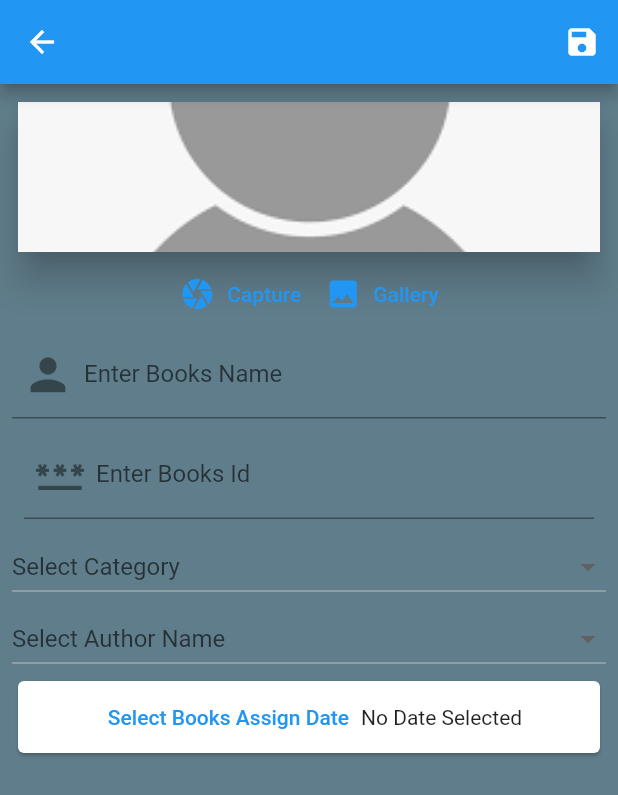
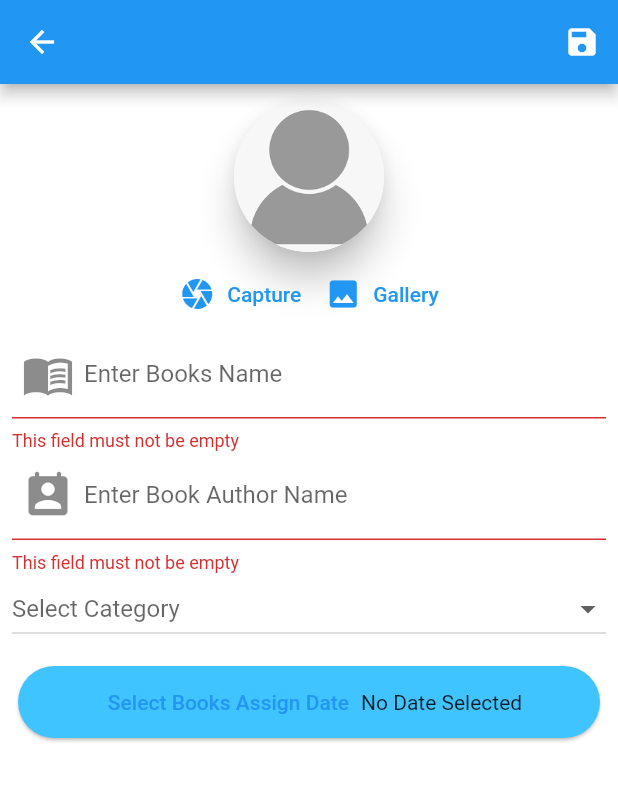
Before and after one commit to saeed921/Library_Management_Apps, a Flutter app: the AddBooks screen opened by its route, after a tap on the "save" icon, on a phone screen of 412 x 824 dp. Shown: the top 795 px of the screen. Run offline on Flutter 3.47's test engine with Material 2 defaults, Android fonts, the phone set to English and light mode, and no system bars; our stand-ins replace flutter_screenutil, image_picker, shared_preferences, sqflite; accounts and stored records are empty.

```diff
--- /dev/null
+++ b/lib/db/db_helper.dart
@@ -0,0 +1,28 @@
+
+import 'package:library_management/models/books_name_model.dart';
+import 'package:path/path.dart';
+import 'package:sqflite/sqflite.dart';
+
+
+class DBHelper{
+  static const String createTableBook='''
+ create table $tableBook(
+ $tableBookColId integer primary key,
+ $tableBookColName text,
+ $tableBookColAuth text,
+ )''';
+
+  static Future<Database> open() async{
+    final rootPath =await getDatabasesPath();
+    final dbPath =join(rootPath,'book.db');
+    return openDatabase(dbPath, version: 1, onCreate: (db,version){
+      db.execute(createTableBook);
+    });
+  }
+
+  static Future<int> insertBook(BookModel bookModel) async{
+    final db = await open();
+    return db.insert(tableBook, bookModel.toMap());
+  }
+
+}
--- a/lib/models/books_name_model.dart
+++ b/lib/models/books_name_model.dart
@@ -1,32 +1,51 @@
-class BooksNameModel{
-
+const String tableBook = 'tbl_book';
+const String tableBookColId = 'id';
+const String tableBookColName = 'name';
+const String tableBookColAuth = 'auth';
+const String tableBookColImage = 'image';
+const String tableBookColCategory = 'cetegory';
+class BookModel {
   int? id;
   String name;
-  String authorName;
-  String category;
+  String auth;
   String? image;
+  String? category;
 
-  BooksNameModel(
-      {this.id,
+  BookModel({
+    this.id,
     required this.name,
-        required this.authorName,
-       required this.category,
-        this.image});
+    required this.auth,
+    this.image,
+    this.category,
+  });
+
+
+  Map<String, dynamic> toMap() {
+    var map = <
+        String
+    ,dynamic>{
+      tableBookColName:name,
+      tableBookColAuth:auth
+    };
+    if(id!=null){
+      map[tableBookColId] = id;
     }
-final AuthorList=<String>[
-  'Tamim Shahriar',
-  'Kabi Nazrul',
-  'Mostak Ahmed',
-  'Rabindranath',
-  'Enayet Chowdhury',
-  'Humayun Ahmed',
-'Maria Chaudhari',
-'K Anis Ahmed',
-'Kaiser Haq',
-'Farah Ghuznavi ',
-'Mahmud Rahman',
-'Khademul Islam',
-];
+    return
+      map;
+  }
+
+  factory BookModel.fromMap(Map<String, dynamic>map) =>
+      BookModel(id: map[tableBookColId],
+          name: map[tableBookColName],
+          auth: map[tableBookColAuth],
+      image: map[tableBookColImage],
+      category: map[tableBookColCategory]);
+
+  @override
+  String toString() {
+    return 'BookModel{id: $id, name: $name, auth: $auth, image: $image, category: $category}';
+  }
+}
   final CategoryList = <String>[
     'Programming',
     'Development',
--- a/lib/ui/pages/add_books.dart
+++ b/lib/ui/pages/add_books.dart
@@ -5,6 +5,9 @@ import 'package:image_picker/image_picker.dart';
 
 import 'package:intl/intl.dart';
 import 'package:library_management/models/books_name_model.dart';
+import 'package:library_management/ui/pages/user_dashboard.dart';
+
+import '../../db/db_helper.dart';
 
 class AddBooks extends StatefulWidget {
   static const String routeName = '/addbooks';
@@ -16,10 +19,13 @@ class AddBooks extends StatefulWidget {
 
 class _AddBooksState extends State<AddBooks> {
 
-  TextEditingController IdController = TextEditingController();
-  TextEditingController nameController = TextEditingController();
-  TextEditingController authorController = TextEditingController();
-  TextEditingController categoryController = TextEditingController();
+  final idController = TextEditingController();
+  final bookNameController = TextEditingController();
+  final authNameController = TextEditingController();
+  final categoryNameController= TextEditingController();
+
+
+  final fromkey = GlobalKey<FormState>();
   String? category;
   String? author;
   final formKey = GlobalKey<FormState>();
@@ -29,13 +35,27 @@ class _AddBooksState extends State<AddBooks> {
   ImageSource _imageSource = ImageSource.camera;
 
   //ImageSource _imageSource =ImageSource.camera;
+  void _saveContactInfo() async{
+    if (fromkey.currentState!.validate()) {
+      final book = BookModel(
 
+          name: bookNameController.text,
+          auth: authNameController.text
+      );
+      print(book.toString());
+      final rowId = await DBHelper.insertBook(book);
+      if (rowId > 0) {
+        book.id = rowId as int;
+        Navigator.pushReplacementNamed(context, UserDashBoard.routeName);
+      }
+    }
+  }
   @override
   void dispose() {
-    IdController.dispose();
-    nameController.dispose();
-    authorController.dispose();
-    categoryController.dispose();
+bookNameController.dispose();
+    authNameController.dispose();
+    idController.dispose();
+
     // TODO: implement dispose
     super.dispose();
   }
@@ -53,27 +73,34 @@ class _AddBooksState extends State<AddBooks> {
       ),
       body: Center(
         child: Container(
-          color: Colors.blueGrey,
+          color: Colors.white,
           child: Padding(
               padding: const EdgeInsets.all(8.0),
               child: Form(
-                key: formKey,
+                key: fromkey,
                 child: ListView(
                   children: [
-                    Card(
+                    Center(
+                      child: Card(
+                        shape: RoundedRectangleBorder(
+                            borderRadius: BorderRadius.circular(150)),
                         elevation: 10,
                         child: _imagePath == null
-                          ? Image.asset(
+                            ? ClipRRect(
+                          borderRadius: BorderRadius.circular(150),
+                              child: Image.asset(
                           'images/personholder.png',
                           width: 100,
                           height: 100,
                           fit: BoxFit.cover,
+                        ),
                             )
                             : Image.file(
                           File(_imagePath!),
                           width: 100,
                           height: 100,
                           fit: BoxFit.cover,
+                        ),
                       ),
                     ),
                     Row(
@@ -98,18 +125,18 @@ class _AddBooksState extends State<AddBooks> {
                       ],
                     ),
                     TextFormField(
-                      controller: nameController,
+                      controller: bookNameController,
                       decoration: InputDecoration(
                           labelText: 'Enter Books Name',
 
-                          prefixIcon: Icon(Icons.person,
+                          prefixIcon: Icon(Icons.menu_book_sharp,
                             size: 35,)
                       ),
                       validator: (value) {
                         if (value == null || value.isEmpty) {
                           return 'This field must not be empty';
                         }
-                        if (value.length > 5) {
+                        if (value.length > 20) {
                           return 'Name must be in 5 carecter';
                         }
                         else {
@@ -117,25 +144,23 @@ class _AddBooksState extends State<AddBooks> {
                         }
                       },
                     ),
+                    TextFormField(
+                      controller: authNameController,
+                      decoration: InputDecoration(labelText: 'Enter Book Author Name',
+                      prefixIcon: Icon(Icons.perm_contact_cal_rounded, size: 35,)),
+                      validator: (value) {
+                        if (value == null || value.isEmpty) {
+                          return 'This field must not be empty';
+                        }
+                      },
+                    ),
                     SizedBox(
 
-                    ),
-                    Padding(
-                      padding: const EdgeInsets.all(8.0),
-                      child: TextField(
-                          controller: IdController,
-                          decoration: InputDecoration(
-
-                              labelText: 'Enter Books Id',
-
-                              prefixIcon: Icon(Icons.password,
-                                size: 35,)
-                          )),
-                    ),
-                    DropdownButton<String>(
+                    ), DropdownButton<String>(
                       isExpanded: true,
                       value: category,
-                      hint: const Text('Select Category'),
+                      dropdownColor: Colors.lightBlueAccent,
+                      hint: const Text('Select Category',),
                       items: CategoryList.map((e) =>
                           DropdownMenuItem(
                               value: e,
@@ -150,26 +175,15 @@ class _AddBooksState extends State<AddBooks> {
                         });
                       },
                     ),
-                    DropdownButton<String>(
-                      isExpanded: true,
-                      value: author,
-                      hint: const Text('Select Author Name'),
-                      items: AuthorList.map((e) =>
-                          DropdownMenuItem(
-                              value: e,
-                              child: Padding(
-                                padding: const EdgeInsets.all(8.0),
-                                child: Text(e),
-                              )),
-                      ).toList(),
-                      onChanged: (value) {
-                        setState(() {
-                          author = value;
-                        });
-                      },
+SizedBox(
+  height: 10,
 ),
 
                     Card(
+                      shape: RoundedRectangleBorder(
+                        borderRadius: BorderRadius.circular(26),
+
+                      ),
                       child: Row(
                         mainAxisAlignment: MainAxisAlignment.center,
                         children: [
@@ -178,6 +192,7 @@ class _AddBooksState extends State<AddBooks> {
                           Text(_dob == null ? 'No Date Selected' : _dob!)
                         ],
                       ),
+                      color: Colors.lightBlueAccent,
                     ),
                   ],
                 ),
@@ -210,7 +225,3 @@ class _AddBooksState extends State<AddBooks> {
       });
     }
   }}
-
-  void _saveContactInfo() async {
-
-  }
```
Also changed, not shown: lib/main.dart (+7 -0 lines), lib/ui/pages/book_details.dart (deleted, +0 -17 lines), lib/ui/pages/book_details_page.dart (+42 -0 lines), lib/ui/pages/booka_list_pages.dart (added, +28 -0 lines), lib/ui/pages/home_page.dart (+90 -8 lines), lib/ui/pages/login_page.dart (+14 -3 lines), lib/ui/pages/user_dashboard.dart (+29 -19 lines). Lines whose indentation alone changed are shown as unchanged.
